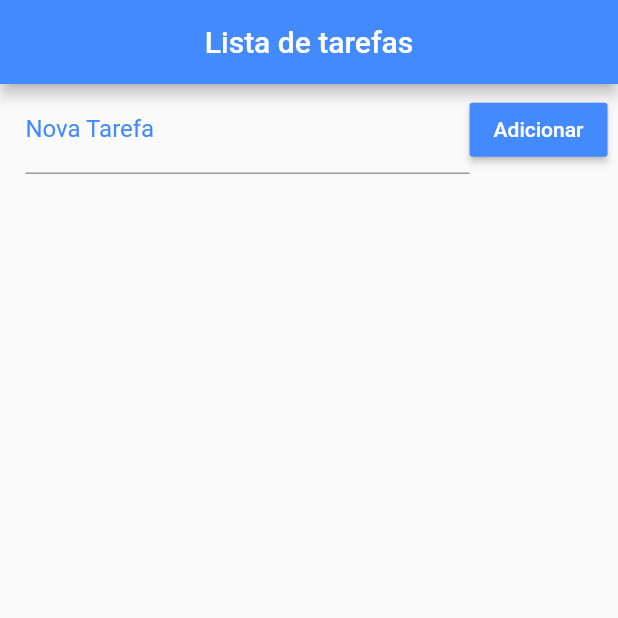
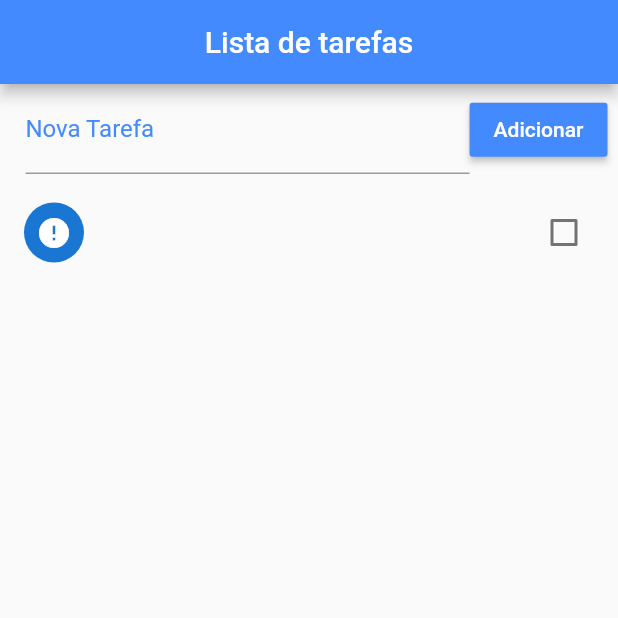
Before and after one commit to lucasbernardo95/flutter_studies, a Flutter app: the screen it shows after launch, after a tap on "Adicionar", on a phone screen of 412 x 824 dp, the top half of it. Run offline on Flutter 3.47's test engine with Material 2 defaults, Android fonts, the phone set to English and light mode, and no system bars.

Commit message:
implementação da lista de tarefas

```diff
--- a/lista_tarefas/lib/main.dart
+++ b/lista_tarefas/lib/main.dart
@@ -18,7 +18,36 @@ class Home extends StatefulWidget {
 
 class _HomeState extends State<Home> {
 
+  final _todoController = TextEditingController();
+
   List _todoList = [];//irá armazenar as tarefas
+
+  Map<String, dynamic> _lastRemoved = Map();//armazena o último elemento removido
+  int _indexLastRemoved; //índice do último elemento removido
+
+  //método que é chamado sempre que o widget é iniciado
+  @override
+  void initState(){
+    super.initState();
+    _readData().then((data){//chama o readData e, quando ele carregar os dados, chama a função anônima passando o retorno (data) do readData
+      setState(() {
+        _todoList = json.decode(data);//converte o conteúdo da string para lista
+      });
+    });
+  }
+
+  //adiciona uma tarefa
+  void _addAssignment(){
+    setState(() {
+      Map<String, dynamic> newTodo = Map();
+      newTodo["title"] = _todoController.text;
+      _todoController.text = "";//limpa o texto digitado no textfield
+      newTodo["ok"] = false;//nova tarefa é iniciado como false
+      _todoList.add(newTodo);
+
+      _saveData();//salva o conteúdo da lista no arquivo
+    });
+  }
 
   @override
   Widget build(BuildContext context) {
@@ -37,6 +66,7 @@ class _HomeState extends State<Home> {
               children: <Widget>[
                 Expanded( //permite que o campo se expanda até onde puder sem sobrescrever o botão add
                   child: TextField(
+                    controller: _todoController,
                     decoration: InputDecoration(
                       labelText: "Nova Tarefa",
                       labelStyle: TextStyle(color: Colors.blueAccent)
@@ -48,14 +78,109 @@ class _HomeState extends State<Home> {
                   color: Colors.blueAccent,
                   child: Text("Adicionar"),
                   textColor: Colors.white,
-                  onPressed: (){},
+                  onPressed: _addAssignment,
                 )
               ],
             ),
           ),
+          //conteúdo da lista
+          Expanded(
+            child: RefreshIndicator(
+              onRefresh: _refresh,
+              child: ListView.builder(//listview assim como no android nativo,  os elementos escondidos não serão renderizados
+                padding: EdgeInsets.only(top: 10.0),
+                itemCount: _todoList.length,
+                itemBuilder: buildItem, //para cada item da lista chama o builditem,
+              ),
+            ),
+          )
         ],
       ),
     );
+  }
+  //como a função está sendo chamada no build o método sabe qual o context e o index
+  //mas, caso fosse necessário, ao invéz de informar os parâmetros assim: Widget buildItem(context, index)
+  //poderia especificar manualmente assim:(BuildContext context, int index)
+  Widget buildItem(context, index){
+
+    //obs: caso não fosse especificado a direção, poderia arrastar para qualquer direção
+    return Dismissible(//componente que permite que arraste o elemento para a direita para poder excluir
+      key: Key(//identificador do elemento que está sendo deslizado na tela
+        DateTime.now().millisecondsSinceEpoch.toString() //pega o tempo atual em milissegundos
+      ),
+      background: Container(
+        color: Colors.red,//quando deslizar a tela, fica vermelho
+        child: Align(//mostra o ícone da lixeira indicando que o elemento está sendo deletado
+          alignment: Alignment(-0.9, 0.0),
+          child: Icon(Icons.delete, color: Colors.white,),
+        ),
+      ),
+      direction: DismissDirection.startToEnd, //direção da esquerda para a direita
+      //indica o filho, em quem que vou dar o dismissible (quem que vou deslizar)
+      child: CheckboxListTile(//tipo de ListTil que contém um checkbox
+        title: Text(_todoList[index]["title"]),
+        value: _todoList[index]["ok"],
+        secondary: CircleAvatar( //desenha um avata (uma espécie de icone) que vai varear indicando se a tarefa foi concluída ou não
+          child: //se marcado, desenha o ícone do check
+            Icon(_todoList[index]["ok"] ?
+            Icons.check : Icons.error),
+        ),
+        onChanged: (check){//quando houver uma alteração , insere o valor do checkbox na lista
+          setState(() {
+            _todoList[index]["ok"] = check;
+            _saveData();//atualiza o valor no arquivo
+          });
+        },
+      ),
+      //chamado sempre que um item for arrastado para a direita
+      onDismissed: (direction){ //a única direao que foi informada acima foi a  DismissDirection.startToEnd
+        setState(() {
+          _lastRemoved = Map.from(_todoList[index]);//recupera o índice do item que está sendo removido
+          _indexLastRemoved = index; //salva o índice
+          _todoList.removeAt(index);//remove o elemento na posição informada
+
+          _saveData();//grava a moodificação
+
+          final snackBar = SnackBar(
+            content: Text("Tarefa ${_lastRemoved["title"]} removida."),
+            action: SnackBarAction(
+              label: "Desfazer",
+              onPressed: (){
+                setState(() {
+                  _todoList.insert(_indexLastRemoved, _lastRemoved);
+                  _saveData();
+                });
+              },
+            ),
+            duration: Duration(seconds: 3),
+          );
+
+          Scaffold.of(context).removeCurrentSnackBar();  //faz com que a snackbar atual seja removida antes de mostrar uma nova, evitando uma pilha de snackbar
+          Scaffold.of(context).showSnackBar(snackBar);
+        });
+      },
+    );
+  }
+
+  Future<Null> _refresh() async {
+    await Future.delayed(Duration( seconds: 1));//espera um segundo
+
+    //ordena a lista fazendo com que as tarefas não concluídas fiquem acima das concluídas
+    /**
+     * retorna um número positivo se atual > proximo
+     * 0 se atual = proximo
+     * e um número negativo se atual > proximo
+     */
+    setState(() {
+      _todoList.sort((atual, proximo){ //os parâmetros são maps
+        if(atual["ok"] && !proximo["ok"]) return 1;
+        else if(!atual["ok"] && proximo["ok"]) return -1;
+        else return 0;
+        _saveData();//salva a alteração
+      });
+    });
+
+    return null;
   }
 
     //método para retornar o diretório do arquivo json que irá armazenar os dados do app
```
Also changed, not shown: 1 other file.
